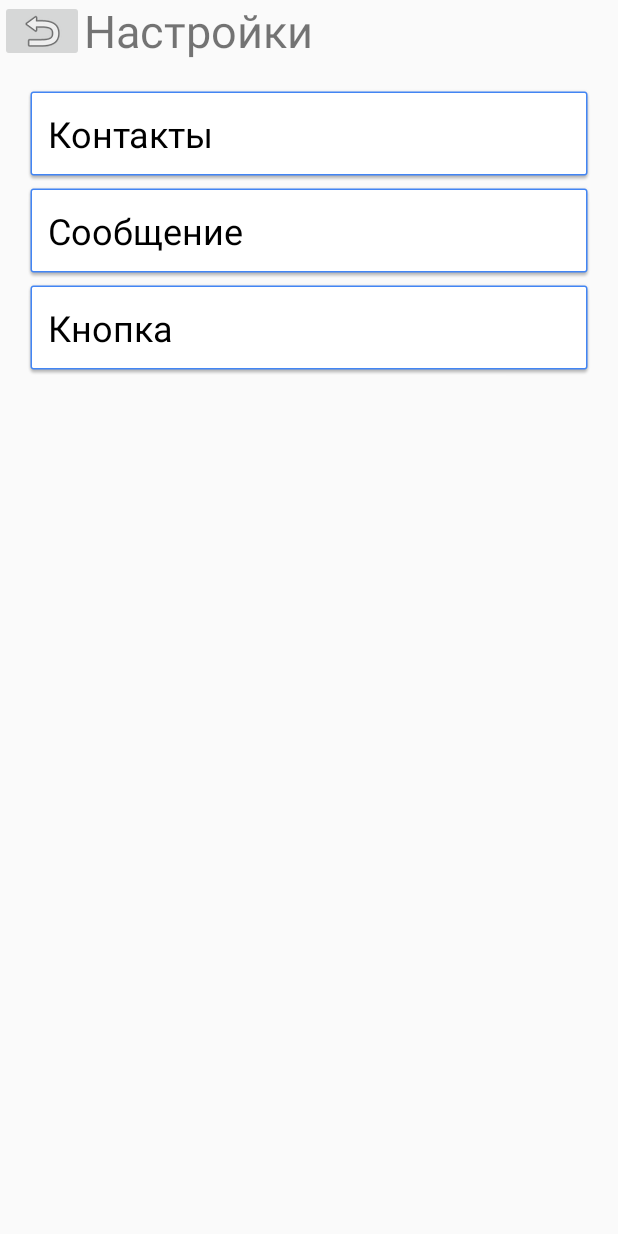
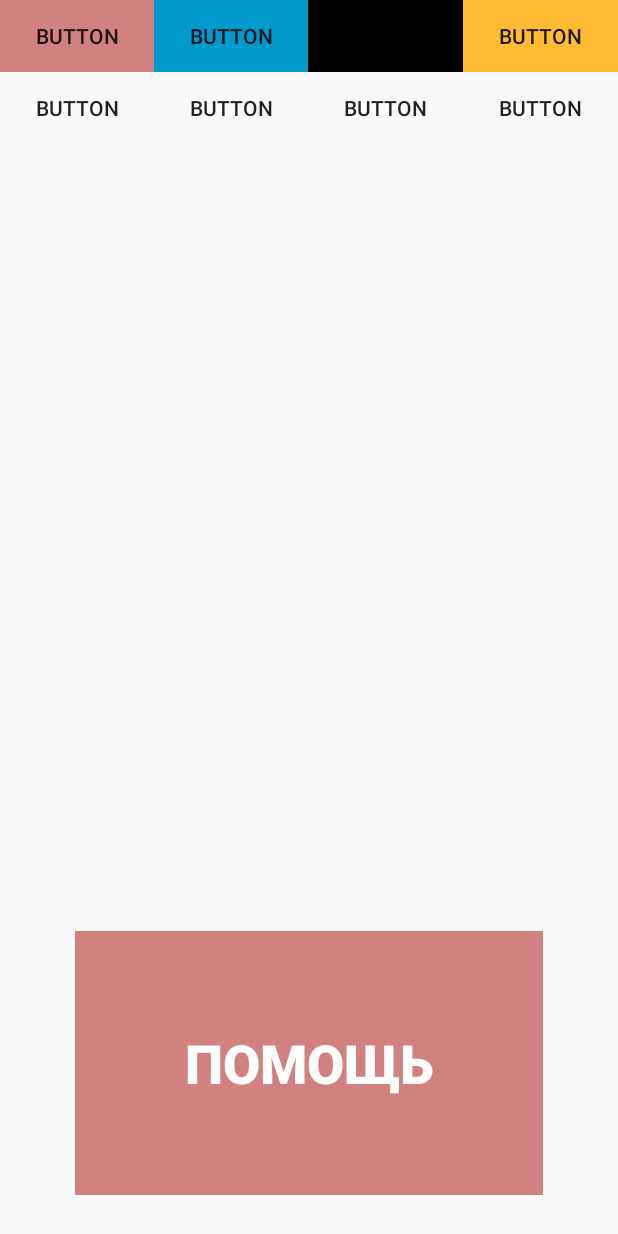
Before and after one commit to MirAlexSky/MyEmergencyBot, an Android app: the SettingsActivity screen opened directly, with no data from a screen before it, after a tap on "Кнопка", on a phone screen of 412 x 824 dp. Run offline under Robolectric (Android 15) with nearby library versions, the phone set to English and light mode, and no system bars.

Commit message:
MoreActivity, comeback - day3, 1.1

```diff
--- a/app/src/main/AndroidManifest.xml
+++ b/app/src/main/AndroidManifest.xml
@@ -31,6 +31,10 @@
         <activity
             android:name=".newContactActivity"
             android:label="@string/title_activity_new_contact"
+            android:theme="@style/AppTheme.NoActionBar" />
+        <activity
+            android:name=".ButtonSettingsActivity"
+            android:label="@string/title_activity_button_settings"
             android:theme="@style/AppTheme.NoActionBar"></activity>
     </application>
 
--- /dev/null
+++ b/app/src/main/java/com/example/mirsky/myemergencybot/ButtonSettingsActivity.java
@@ -0,0 +1,76 @@
+package com.example.mirsky.myemergencybot;
+
+import android.content.SharedPreferences;
+import android.graphics.drawable.Drawable;
+import android.os.Bundle;
+import android.support.annotation.Nullable;
+import android.support.v7.app.AppCompatActivity;
+import android.view.View;
+import android.widget.Button;
+
+public class ButtonSettingsActivity extends AppCompatActivity implements View.OnClickListener{
+
+    Button btnRed;
+    Button btnBlue;
+    Button btnBlack;
+    Button btnYelow;
+
+    Button btnHelp2;
+
+    SharedPreferences sPref;
+
+    final String SET_BTN_COLOR = "setBtnColor";
+
+    @Override
+    protected void onCreate(Bundle savedInstanceState) {
+        super.onCreate(savedInstanceState);
+        setContentView(R.layout.activity_button_settings);
+
+    btnRed = findViewById(R.id.button5);
+    btnBlue = findViewById(R.id.button4);
+    btnBlack = findViewById(R.id.button3);
+    btnYelow = findViewById(R.id.button2);
+
+    btnRed.setOnClickListener(this);
+    btnBlue.setOnClickListener(this);
+    btnBlack.setOnClickListener(this);
+    btnYelow.setOnClickListener(this);
+
+    btnHelp2 = findViewById(R.id.btnHelp2);
+    }
+
+
+    @Override
+    public void onClick(View v) {
+
+        sPref = getPreferences(MODE_PRIVATE);
+        SharedPreferences.Editor ed = sPref.edit();
+
+        String strColor;
+
+        switch (v.getId()) {
+            case R.id.button5:
+                btnHelp2.setBackground(btnRed.getBackground());
+                strColor = "red";
+                break;
+            case R.id.button4:
+                btnHelp2.setBackground(btnBlue.getBackground());
+                strColor ="Blue";
+                break;
+            case R.id.button3:
+                btnHelp2.setBackground(btnBlack.getBackground());
+                strColor = "Black";
+                break;
+            case R.id.button2:
+                btnHelp2.setBackground(btnYelow.getBackground());
+                strColor = "Yellow";
+                break;
+            default:
+                return;
+        }
+
+        ed.putString(SET_BTN_COLOR, strColor);
+        ed.apply();
+
+    }
+}
--- a/app/src/main/java/com/example/mirsky/myemergencybot/SettingsActivity.java
+++ b/app/src/main/java/com/example/mirsky/myemergencybot/SettingsActivity.java
@@ -49,7 +49,7 @@ public class SettingsActivity extends AppCompatActivity {
                     justMessage("Эта часть приложения ещё доробатывается");
                     break;
                 case R.id.txtButton:
-                    justMessage("Эта часть приложения ещё доробатывается");
+                    startActivity(new Intent(SettingsActivity.this, ButtonSettingsActivity.class));
                     break;
             }
         }
--- /dev/null
+++ b/app/src/main/res/layout/activity_button_settings.xml
@@ -0,0 +1,116 @@
+<?xml version="1.0" encoding="utf-8"?>
+<android.support.constraint.ConstraintLayout xmlns:android="http://schemas.android.com/apk/res/android"
+    xmlns:app="http://schemas.android.com/apk/res-auto"
+    xmlns:tools="http://schemas.android.com/tools"
+    android:id="@+id/coordinatorLayout5"
+    android:layout_width="match_parent"
+    android:layout_height="match_parent"
+    tools:context="com.example.mirsky.myemergencybot.ButtonSettingsActivity">
+
+    <TableLayout
+        android:layout_width="match_parent"
+        android:layout_height="wrap_content">
+
+        <TableRow
+            android:layout_width="match_parent"
+            android:layout_height="match_parent" >
+
+            <Button
+                android:id="@+id/button5"
+                style="@style/Widget.AppCompat.Button.Borderless"
+                android:layout_width="wrap_content"
+                android:layout_height="wrap_content"
+                android:layout_weight="1"
+                android:background="@color/colorForButton"
+                android:text="Button" />
+
+            <Button
+                android:id="@+id/button4"
+                style="@style/Widget.AppCompat.Button.Borderless"
+                android:layout_width="wrap_content"
+                android:layout_height="wrap_content"
+                android:layout_weight="1"
+                android:background="@android:color/holo_blue_dark"
+                android:text="Button" />
+
+            <Button
+                android:id="@+id/button3"
+                style="@style/Widget.AppCompat.Button.Borderless"
+                android:layout_width="wrap_content"
+                android:layout_height="wrap_content"
+                android:layout_weight="1"
+                android:background="@android:color/black"
+                android:text="Button" />
+
+            <Button
+                android:id="@+id/button2"
+                style="@style/Widget.AppCompat.Button.Borderless"
+                android:layout_width="wrap_content"
+                android:layout_height="wrap_content"
+                android:layout_weight="1"
+                android:background="@android:color/holo_orange_light"
+                android:text="Button" />
+        </TableRow>
+
+        <TableRow
+            android:layout_width="match_parent"
+            android:layout_height="match_parent" >
+
+            <Button
+                android:id="@+id/button9"
+                style="@style/Widget.AppCompat.Button.Borderless"
+                android:layout_width="wrap_content"
+                android:layout_height="wrap_content"
+                android:layout_weight="1"
+                android:text="Button" />
+
+            <Button
+                android:id="@+id/button8"
+                style="@style/Widget.AppCompat.Button.Borderless"
+                android:layout_width="wrap_content"
+                android:layout_height="wrap_content"
+                android:layout_weight="1"
+                android:text="Button" />
+
+            <Button
+                android:id="@+id/button7"
+                style="@style/Widget.AppCompat.Button.Borderless"
+                android:layout_width="wrap_content"
+                android:layout_height="wrap_content"
+                android:layout_weight="1"
+                android:text="Button" />
+
+            <Button
+                android:id="@+id/button6"
+                style="@style/Widget.AppCompat.Button.Borderless"
+                android:layout_width="wrap_content"
+                android:layout_height="wrap_content"
+                android:layout_weight="1"
+                android:text="Button" />
+        </TableRow>
+
+    </TableLayout>
+
+    <Button
+        android:id="@+id/btnHelp2"
+        style="@style/Widget.AppCompat.Button.Borderless.Colored"
+        android:layout_width="0dp"
+        android:layout_height="176dp"
+        android:layout_marginBottom="27dp"
+        android:layout_marginEnd="50dp"
+        android:layout_marginStart="50dp"
+        android:background="@color/colorForButton"
+        android:text="@string/help"
+        android:textAlignment="center"
+        android:textAppearance="@style/TextAppearance.AppCompat.Button"
+        android:textColor="@android:color/white"
+        android:textSize="36sp"
+        android:textStyle="bold"
+        app:layout_constraintBottom_toBottomOf="parent"
+        app:layout_constraintEnd_toEndOf="parent"
+        app:layout_constraintHorizontal_bias="0.0"
+        app:layout_constraintLeft_toLeftOf="parent"
+        app:layout_constraintRight_toRightOf="parent"
+        app:layout_constraintStart_toStartOf="parent" />
+
+</android.support.constraint.ConstraintLayout>
--- a/app/src/main/res/values/colors.xml
+++ b/app/src/main/res/values/colors.xml
@@ -3,5 +3,5 @@
     <color name="colorPrimary">#d6d6d6</color>
     <color name="colorPrimaryDark">#b9b9b9</color>
     <color name="colorAccent">#FF4081</color>
-    <color name="colorForButton">#d28281</color>
+    <color name="colorForButton">#d18180</color>
 </resources>
--- a/app/src/main/res/values/strings.xml
+++ b/app/src/main/res/values/strings.xml
@@ -13,4 +13,5 @@
     <string name="Nomber">Номер Телефона</string>
     <string name="title_activity_main2">Main2Activity</string>
     <string name="title_activity_new_contact">newContactActivity</string>
+    <string name="title_activity_button_settings">ButtonSettingsActivity</string>
 </resources>
```
Also changed, not shown: app/src/main/java/com/example/mirsky/myemergencybot/MainActivity.java (+19 -0 lines), app/src/main/java/com/example/mirsky/myemergencybot/newContactActivity.java (+23 -9 lines).
